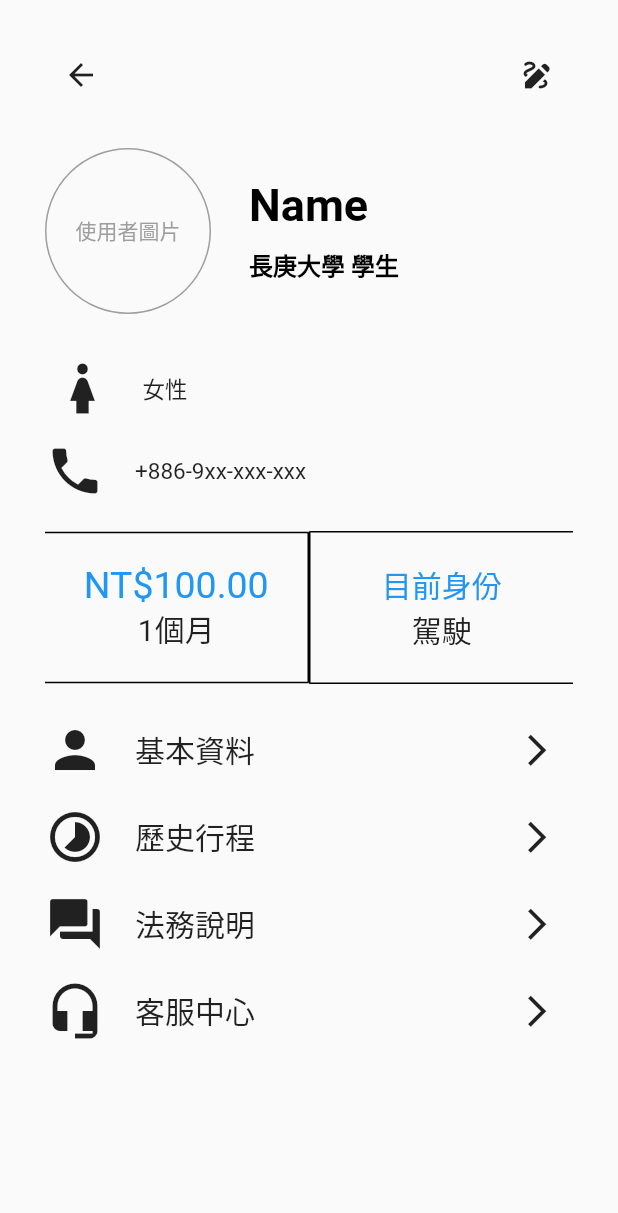
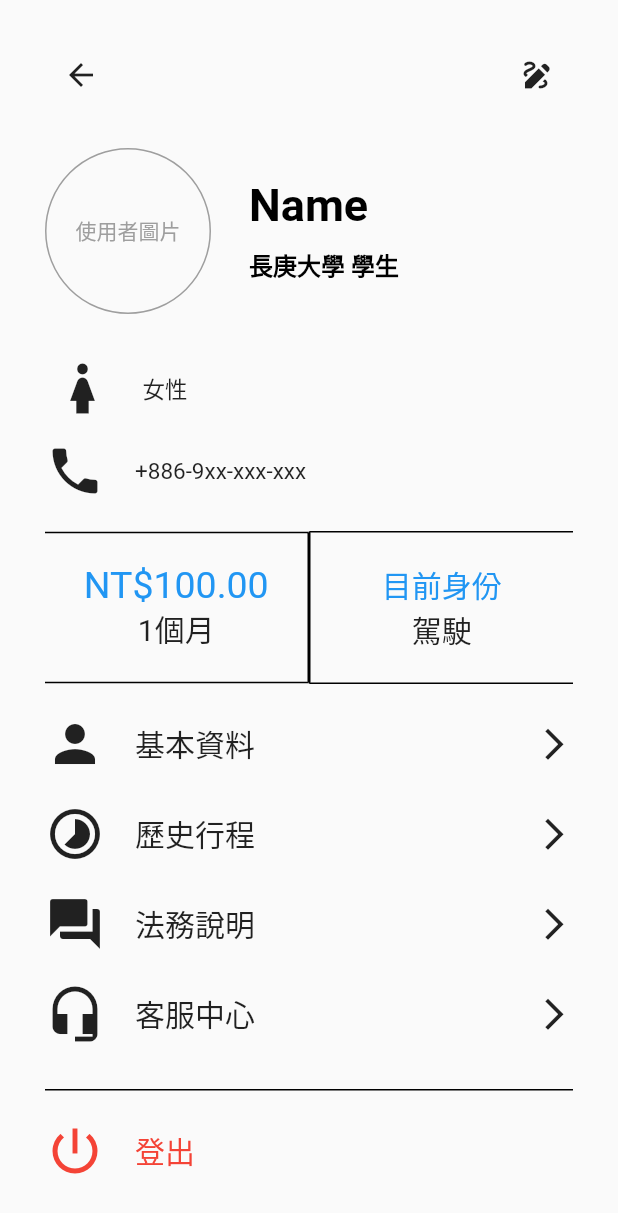
Before and after one commit to DraggyChen/pickup_flutter_app, a Flutter app: the Settings_page screen opened directly, on a phone screen of 412 x 824 dp. Shown: the top 1213 px of the screen. Run offline on Flutter 3.47's test engine with Material 2 defaults, Android fonts, the light colour scheme and no system bars; our stand-ins replace image_picker, mask_text_input_formatter.

Commit message:
設定：登出Row

```diff
--- a/lib/view/settings/settings_page.dart
+++ b/lib/view/settings/settings_page.dart
@@ -1,4 +1,5 @@
 import 'package:flutter/material.dart';
+import 'package:pickup/view/register/personal_data.dart';
 import 'package:pickup/view/settings/settings_row.dart';
 
 import '../../style/styles.dart';
@@ -29,6 +30,7 @@ class _Settings_pageState extends State<Settings_page> {
               /* 上一步按鈕，修改資料按鈕 */
               Row(
                 children: [
+                  //上一步按鈕
                   Expanded(
                       child: Align(
                     alignment: Alignment.centerLeft,
@@ -40,14 +42,17 @@ class _Settings_pageState extends State<Settings_page> {
                       },
                     ),
                   )),
+                  //修改資料
                   Expanded(
                       child: Align(
                     alignment: Alignment.centerRight,
                     child: IconButton(
                       icon: Icon(Icons.draw),
                       onPressed: () {
-                        //返回畫面
-                        Navigator.of(context).pop();
+                        Navigator.push(
+                          context,
+                          MaterialPageRoute(builder: (context) => PersonalData()),
+                        );
                       },
                     ),
                   )),
@@ -193,29 +198,55 @@ class _Settings_pageState extends State<Settings_page> {
                   onTap: () {
                     //基本資料 ui
                   }),
-              SizedBox(height: 10),
+              SizedBox(height: 20),
               SettingsRow(
                   iconData: Icons.timelapse_sharp,
                   title: "歷史行程",
                   onTap: () {
                     //歷史行程 ui
                   }),
-              SizedBox(height: 10),
+              SizedBox(height: 20),
               SettingsRow(
                   iconData: Icons.question_answer,
                   title: "法務說明",
                   onTap: () {
                     //法務說明 ui
                   }),
-              SizedBox(height: 10),
+              SizedBox(height: 20),
               SettingsRow(
                   iconData: Icons.headset_mic,
                   title: "客服中心",
                   onTap: () {
                     //客服中心 ui
                   }),
-
-
+              SizedBox(height: 30),
+              /* 登出 */
+              Container(
+                decoration: BoxDecoration(
+                  border: Border(
+                    top: BorderSide(color: Colors.black),
+                  ),
+                ),
+                child: Column(
+                  mainAxisAlignment: MainAxisAlignment.start, // 垂直居中
+                  children: [
+                    SizedBox(height: 20),
+                    InkWell(
+                      onTap: () {},
+                      child: Row(
+                        children: [
+                          Icon(Icons.power_settings_new, size: 40, color: Colors.red),
+                          SizedBox(width: 20),
+                          Text(
+                            "登出",
+                            style: TextStyle(fontSize: 20, color: Colors.red),
+                          ),
+                        ],
+                      ),
+                    ),
+                  ],
+                ),
+              ),
             ],
           ),
         ),
--- a/lib/view/settings/settings_row.dart
+++ b/lib/view/settings/settings_row.dart
@@ -6,11 +6,14 @@ class SettingsRow extends StatelessWidget {
   final String title; // 用於表示文字內容
   final VoidCallback onTap; // 點擊箭頭時的回調函數
 
-  SettingsRow({required this.iconData, required this.title, required this.onTap});
+  SettingsRow(
+      {required this.iconData, required this.title, required this.onTap});
 
   @override
   Widget build(BuildContext context) {
-    return Row(
+    return InkWell(
+      onTap: onTap,
+      child: Row(
         children: [
           Icon(
             iconData,
@@ -22,14 +25,12 @@ class SettingsRow extends StatelessWidget {
             style: TextStyle(fontSize: 20),
           ),
           Spacer(),
-        IconButton(
-          onPressed: onTap,
-          icon: Icon(
+          Icon(
             Icons.arrow_forward_ios,
             size: 25,
           ),
+        ],
       ),
-      ],
     );
   }
 }
```
Lines whose indentation alone changed are shown as unchanged.
